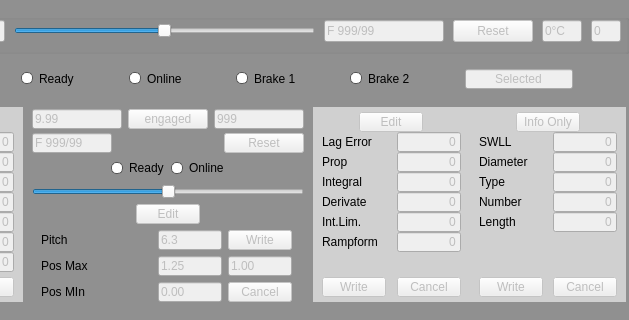
Old version of the form Migrating/Achse_Linux.ui in the repository martburg/Migrate-Steuerung3D; both pictures show x 293 to 922 and y 0 to 320 of the 922 by 441 pixel window.
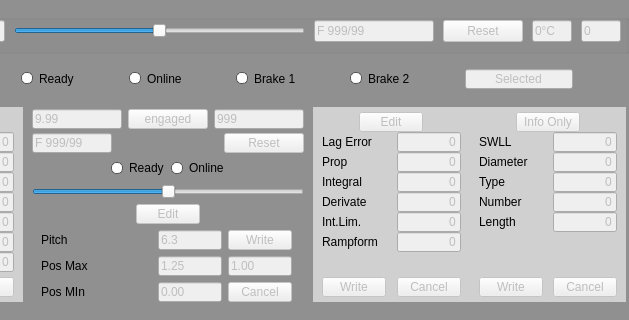
New version of the form.

Patch:
```diff
--- a/Migrating/Achse_Linux.ui
+++ b/Migrating/Achse_Linux.ui
@@ -216,7 +216,7 @@
         </property>
         <property name="maximumSize">
          <size>
-          <width>30</width>
+          <width>40</width>
           <height>16777215</height>
          </size>
         </property>
```
